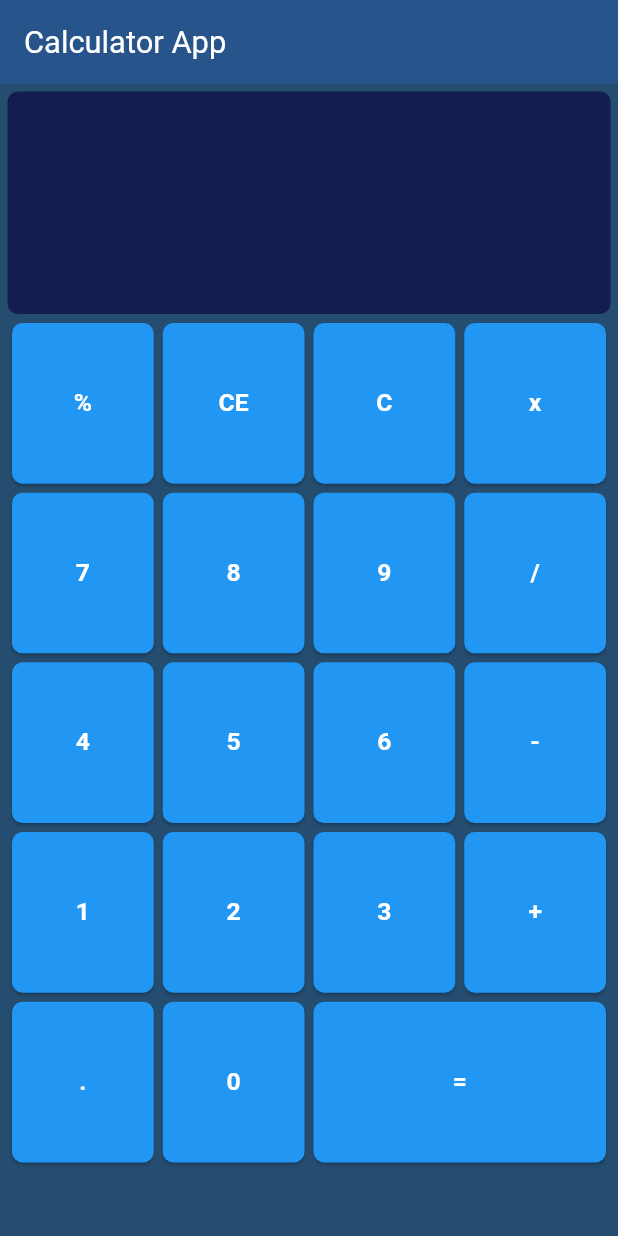
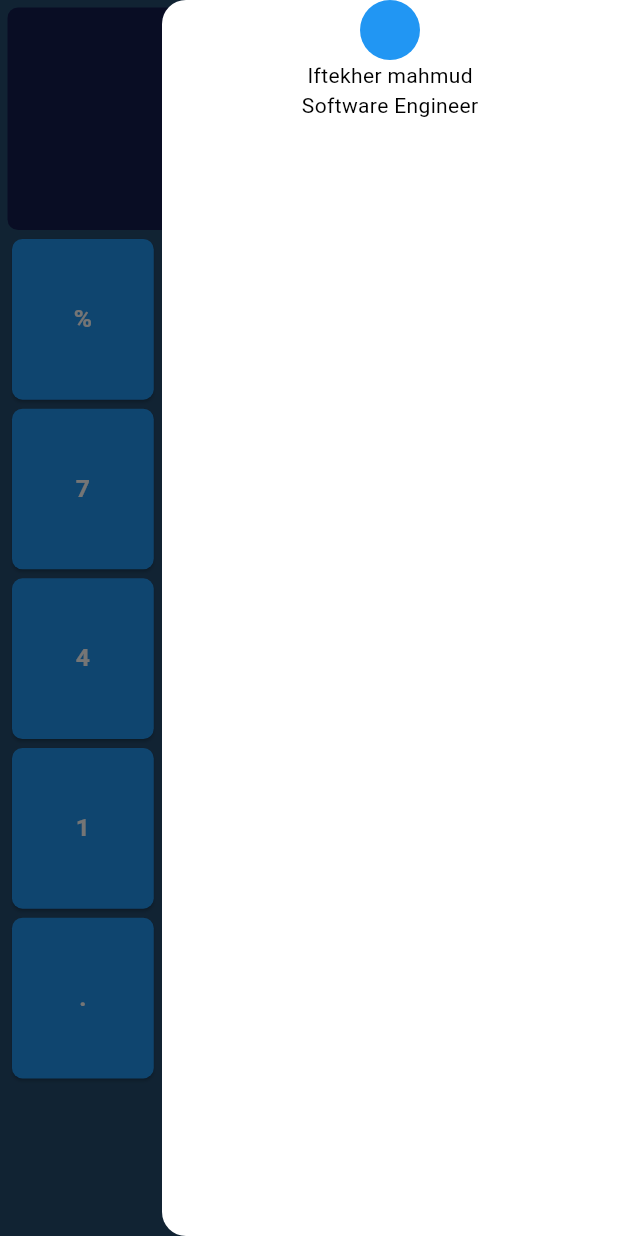
Before and after one commit to iftekher2108/flutter-calculator, a Flutter app: the screen it shows after launch, with the side drawer open (before the commit the screen has no drawer), on a phone screen of 412 x 824 dp. Run offline on Flutter 3.47's test engine with Material 3 defaults, Android fonts, the phone set to English and light mode, and no system bars; our stand-ins replace get, math_expressions.

Commit message:
drawer added

```diff
--- a/lib/Pages/Home.dart
+++ b/lib/Pages/Home.dart
@@ -1,3 +1,4 @@
+import 'package:calculator_app/widgets/aboutDrawer.dart';
 import 'package:calculator_app/widgets/calButton.dart';
 import 'package:flutter/material.dart';
 import 'package:get/get.dart';
@@ -13,19 +14,19 @@ class Home extends StatelessWidget {
     ButtonController controller = Get.put(ButtonController());
 
     return Scaffold(
-      appBar: AppBar(
-        // TRY THIS: Try changing the color here to a specific color (to
-        // Colors.amber, perhaps?) and trigger a hot reload to see the AppBar
-        // change color while the other colors stay the same.
-        backgroundColor: Get.theme.colorScheme.primary,
-        // Here we take the value from the MyHomePage object that was created by
-        // the App.build method, and use it to set our appbar title.
-        title: Text(
-          title,
-          style: TextStyle(color: Colors.white, fontSize: Get.width * 0.05),
-        ),
-      ),
-      body: Container(
+      // appBar: AppBar(
+      //   backgroundColor: Get.theme.colorScheme.primary,
+      //   centerTitle: true,
+
+      //   title: Text(
+      //     title,
+      //     style: TextStyle(color: Colors.white, fontSize: Get.width * 0.03),
+      //   ),
+      // ),
+      extendBody: true,
+      endDrawer: aboutDrawer(),
+      body: SafeArea(
+        child: Container(
           decoration: BoxDecoration(color: Color(0xff254D70)),
           padding: EdgeInsets.all(5),
           child: Column(
@@ -196,6 +197,7 @@ class Home extends StatelessWidget {
             ],
           ),
         ),
+      ),
     );
   }
 }
--- /dev/null
+++ b/lib/widgets/aboutDrawer.dart
@@ -0,0 +1,24 @@
+import 'package:flutter/material.dart';
+
+class aboutDrawer extends StatelessWidget {
+  const aboutDrawer({super.key});
+
+  @override
+  Widget build(BuildContext context) {
+    return Drawer(
+      child: Container(
+        child: Column(
+          children: [
+            CircleAvatar(
+              // backgroundImage: AssetImage(''),
+              backgroundColor: Colors.blue,
+            ),
+            Text("Iftekher mahmud"),
+            Text("Software Engineer"),
+
+          ],
+        ),
+      ),
+    );
+  }
+}
```
Lines whose indentation alone changed are shown as unchanged.
